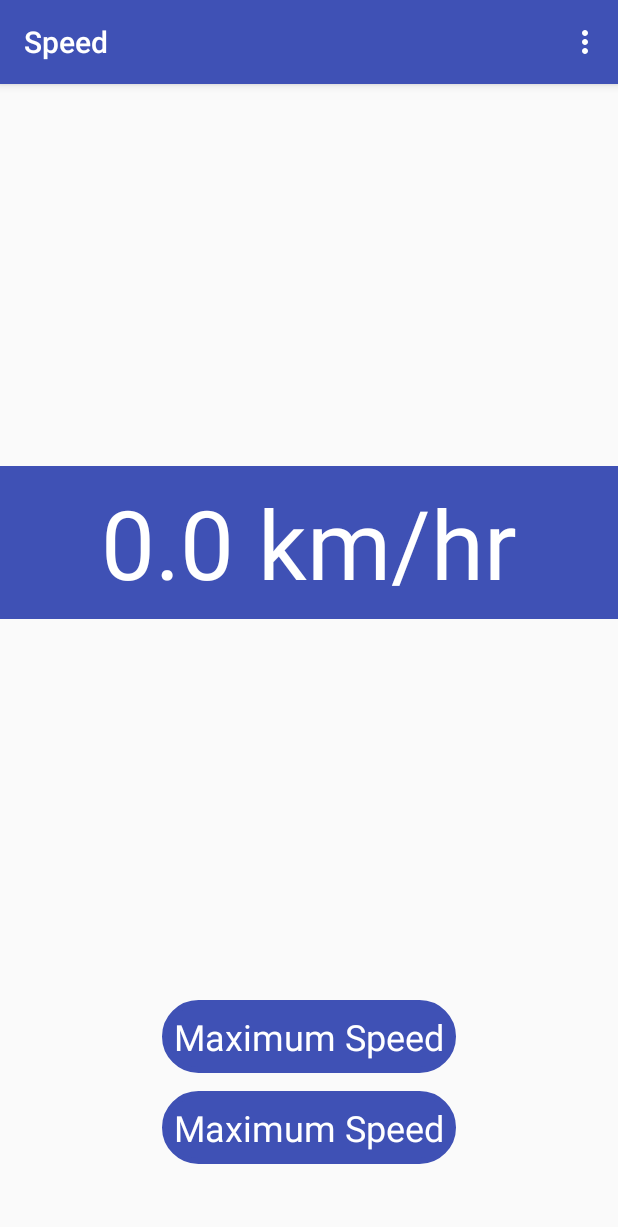
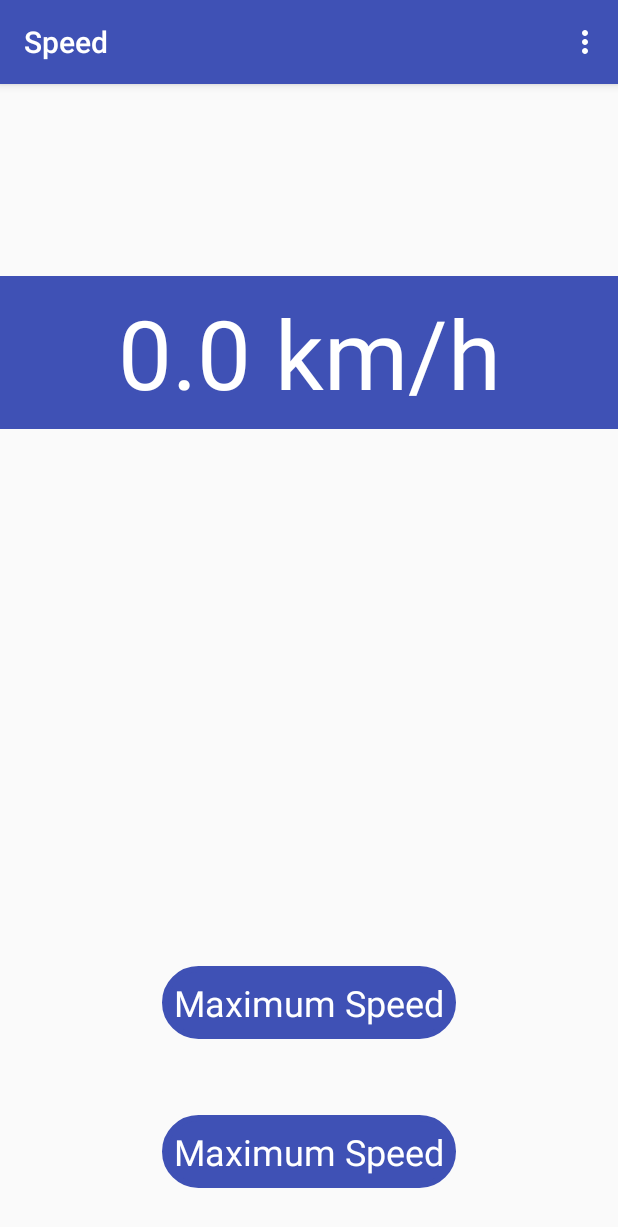
Before and after one commit to vonkratzmann/SpeedDisplay, an Android app: the screen it shows after launch (MainActivity), on a phone screen of 412 x 824 dp. Shown: the top 1227 px of the screen. Run offline under Robolectric (Android 15) with nearby library versions, the phone set to English and light mode, and no system bars.

```diff
--- a/app/src/main/res/layout/content_main.xml
+++ b/app/src/main/res/layout/content_main.xml
@@ -7,6 +7,7 @@
     android:layout_height="match_parent"
     app:layout_behavior="@string/appbar_scrolling_view_behavior"
     tools:context=".MainActivity"
+    tools:layout_editor_absoluteY="81dp"
     tools:showIn="@layout/activity_main">
 
     <TextView
@@ -14,13 +15,12 @@
         style="@style/LargeTextView"
         android:layout_width="0dp"
         android:layout_height="wrap_content"
+        android:layout_marginTop="128dp"
         android:gravity="center"
         android:text="@string/speed"
-        app:layout_constraintBottom_toTopOf="@+id/tv_MaxSpeedTitle"
         app:layout_constraintEnd_toEndOf="parent"
         app:layout_constraintStart_toStartOf="parent"
         app:layout_constraintTop_toTopOf="parent"
-        app:layout_constraintVertical_bias="0.5"
         app:layout_constraintVertical_chainStyle="spread"/>
 
     <TextView
@@ -28,27 +28,29 @@
         style="@style/MediumTextViewHeading"
         android:layout_width="wrap_content"
         android:layout_height="wrap_content"
+        android:background="@layout/rounded_border_tv"
         android:gravity="center"
         android:text="@string/max_speed_title"
         app:layout_constraintBottom_toTopOf="@+id/tv_MaxSpeed"
         app:layout_constraintEnd_toEndOf="parent"
-        app:layout_constraintHorizontal_bias="0.5"
+        app:layout_constraintHorizontal_bias="0.50"
         app:layout_constraintStart_toStartOf="parent"
-        android:background="@layout/rounded_border_tv"
-        />
+        app:layout_constraintTop_toBottomOf="@+id/tv_CurrentSpeed"
+        app:layout_constraintVertical_bias="0.9"
+        app:layout_constraintVertical_chainStyle="packed"/>
 
     <TextView
         android:id="@+id/tv_MaxSpeed"
         style="@style/MediumTextView"
         android:layout_width="wrap_content"
         android:layout_height="wrap_content"
-        android:layout_marginBottom="48dp"
+        android:layout_marginBottom="32dp"
+        android:background="@layout/rounded_border_tv"
         android:gravity="center"
         android:text="@string/max_speed_title"
         app:layout_constraintBottom_toBottomOf="parent"
         app:layout_constraintEnd_toEndOf="parent"
-        app:layout_constraintHorizontal_bias="0.5"
         app:layout_constraintStart_toStartOf="parent"
-        android:background="@layout/rounded_border_tv"/>
+        />
 
 </android.support.constraint.ConstraintLayout>
--- a/app/src/main/res/values/strings.xml
+++ b/app/src/main/res/values/strings.xml
@@ -11,12 +11,12 @@
     <string name="quit">Quit</string>
 
     <!-- text/edit views default values and text -->
-    <string name="speed">0.0 km/hr</string>
-    <string name="max_speed_title">Maximum Speed</string>
+    <string name="speed">0.0 km/h</string>
+        <string name="max_speed_title">Maximum Speed</string>
 
     <!-- display format for speed and maximum speed with one decimal point -->
-    <string name="speed_format_kph">%1$.1f km/hr</string>
-    <string name="speed_format_mph">%1$.1f miles/hr</string>
+    <string name="speed_format_kph">%1$.1f km/h</string>
+    <string name="speed_format_mph">%1$.1f mph</string>
 
     <!-- Settings activity strings -->
     <string name="settings_activity_title">Settings</string>
--- a/build.gradle
+++ b/build.gradle
@@ -8,7 +8,7 @@ buildscript {
         maven { url "https://maven.google.com" }
     }
     dependencies {
-        classpath 'com.android.tools.build:gradle:3.1.2'
+        classpath 'com.android.tools.build:gradle:3.1.3'
 
 
         // NOTE: Do not place your application dependencies here; they belong
```
Also changed, not shown: app/build.gradle (+9 -9 lines), app/src/main/java/kk/speeddisplay/MainActivity.java (+5 -5 lines), app/src/main/java/kk/speeddisplay/SettingsActivity.java (+17 -1 lines), app/src/main/java/kk/speeddisplay/SettingsFragment.java (+9 -0 lines), app/src/main/java/kk/speeddisplay/Utilities.java (+20 -5 lines), app/src/main/res/xml/pref_speed.xml (+4 -6 lines).
